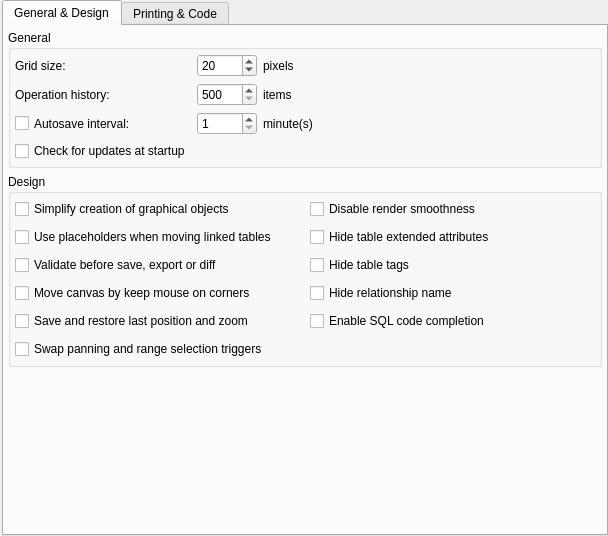
First picture: the form in libpgmodeler_ui/ui/generalconfigwidget.ui, repository pgmodeler/pgmodeler, before the edit.
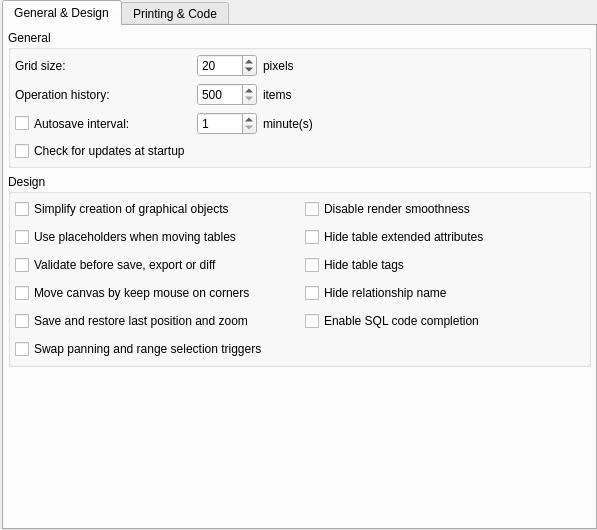
Second picture: the form after the edit.

```diff
--- a/libpgmodeler_ui/ui/generalconfigwidget.ui
+++ b/libpgmodeler_ui/ui/generalconfigwidget.ui
@@ -6,8 +6,8 @@
    <rect>
     <x>0</x>
     <y>0</y>
-    <width>608</width>
-    <height>536</height>
+    <width>597</width>
+    <height>530</height>
    </rect>
   </property>
   <property name="minimumSize">
@@ -627,7 +627,7 @@
                <string>When enabled this option creates a placeholder object at the previous table's position when starting to move it. This will cause graphical updates on relationship lines to be performed only when the drag &amp; drop action is done improving the performance. Disabling placeholders will cause those updates to be executed every time the table's position changes a single pixel (classical behavior).</string>
               </property>
               <property name="text">
-               <string>Use placeholders when moving linked tables</string>
+               <string>Use placeholders when moving tables</string>
               </property>
              </widget>
             </item>
```
